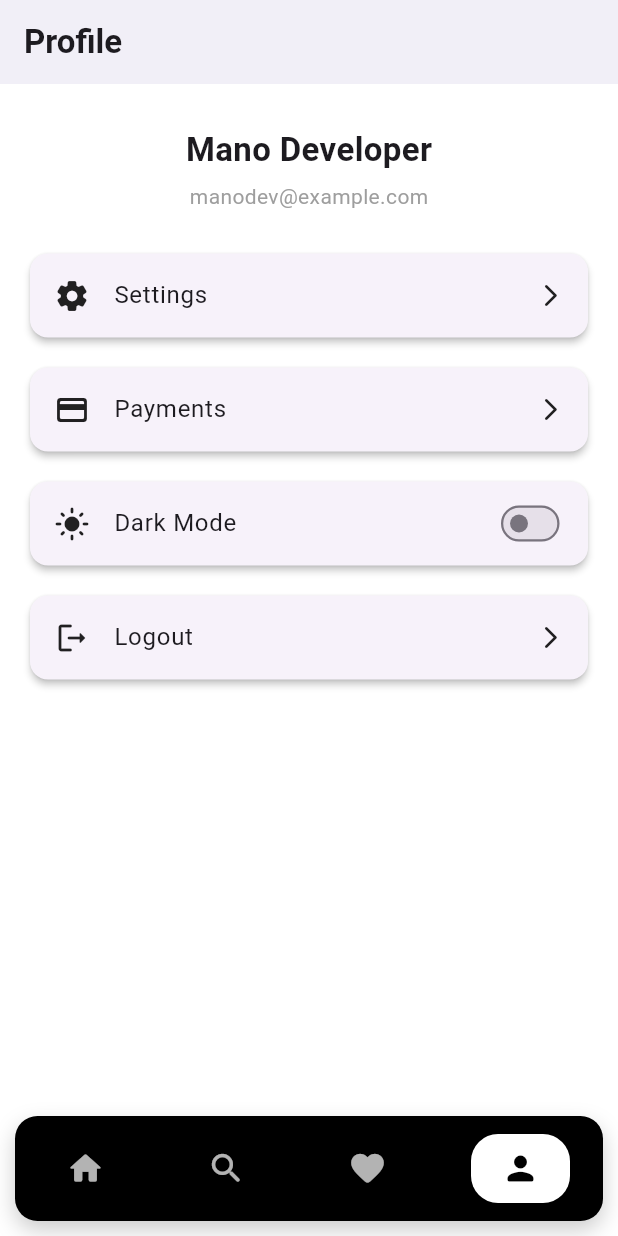
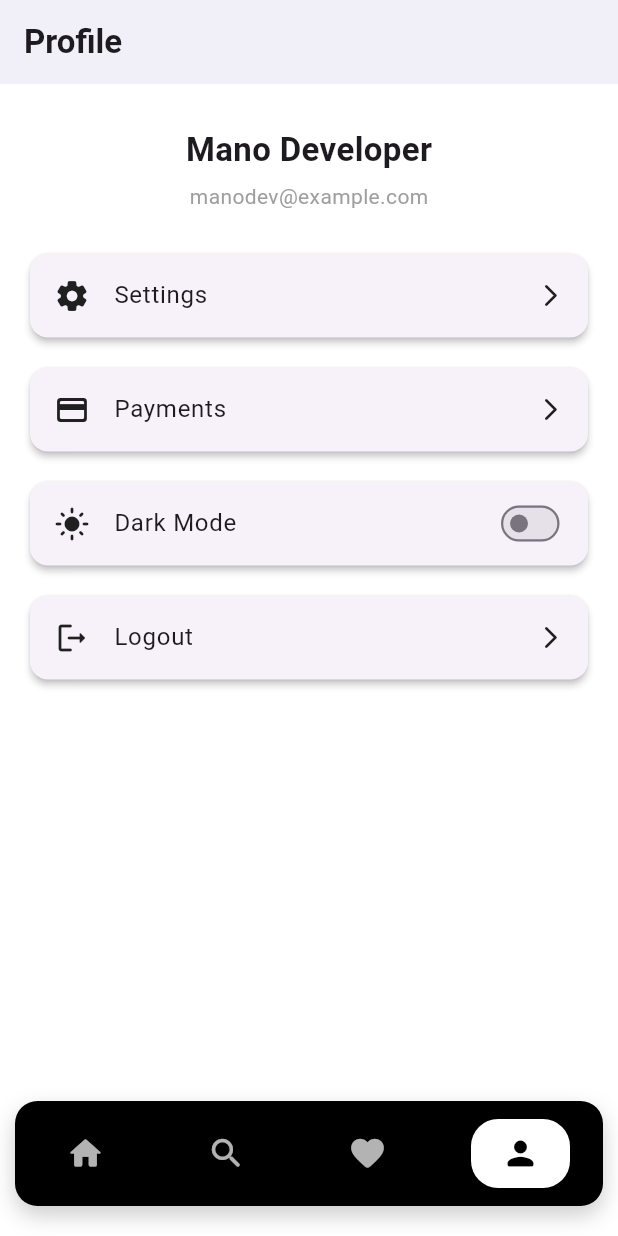
Before and after one commit to manobalaarul/flutter_template, a Flutter app: the screen it shows after launch, item 4 of the bottom bar chosen, on a phone screen of 412 x 824 dp. Run offline on Flutter 3.47's test engine with Material 3 defaults, Android fonts, the phone set to English and light mode, and no system bars; our stand-ins replace connectivity_plus, dio, get, shared_preferences, shimmer.

Commit message:
Padding adjustment

```diff
--- a/lib/core/widgets/common_bottom_nav.dart
+++ b/lib/core/widgets/common_bottom_nav.dart
@@ -20,7 +20,7 @@ class CommonBottomNav extends StatelessWidget {
     ];
 
     return Padding(
-      padding: const EdgeInsets.all(10.0),
+      padding: const EdgeInsets.only(bottom: 20, left: 10, right: 10),
       child: Container(
         height: 70,
         decoration: BoxDecoration(
```
